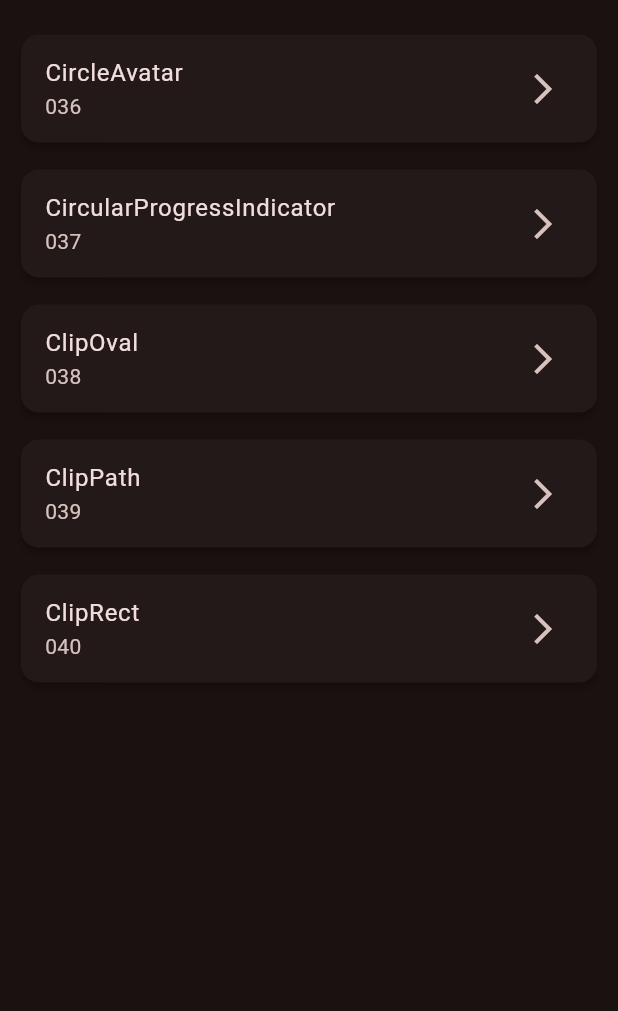
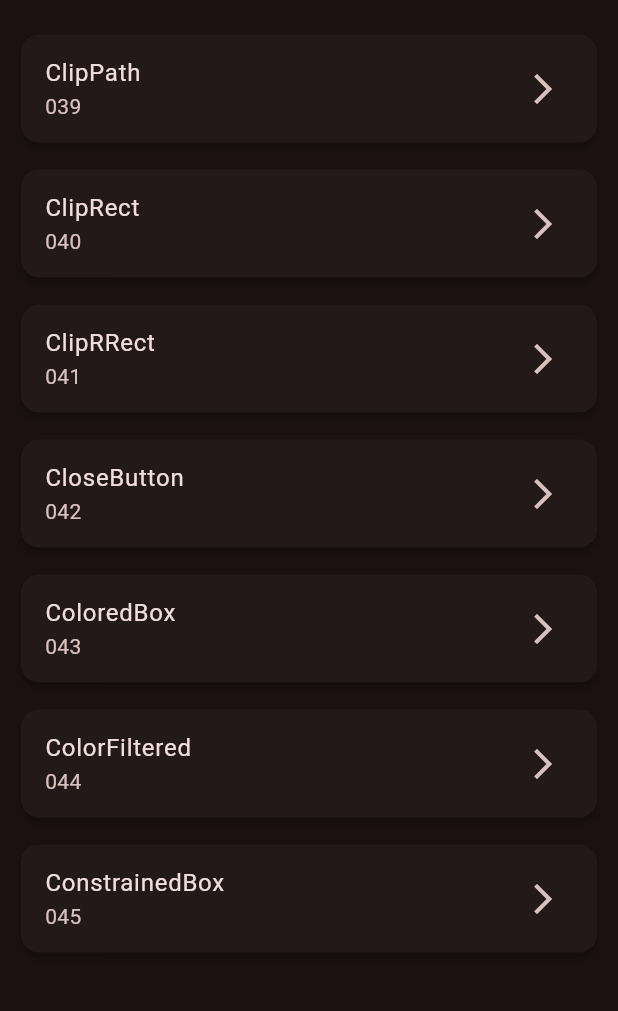
Before and after one commit to marioflutterdev/flutter_widgets, a Flutter app: the screen it shows after launch, on a phone screen of 412 x 824 dp, the part 63-1074 px from its top. Run offline on Flutter 3.47's test engine with Material 3 defaults, Android fonts, the phone set to English and light mode, and no system bars; our stand-ins replace go_router.

Commit message:
FT: Add new widget screens 41-45 and update routing configuration.

```diff
--- a/lib/config/router/app_router.dart
+++ b/lib/config/router/app_router.dart
@@ -172,5 +172,25 @@ final GoRouter router = GoRouter(
       path: '/cliprect',
       builder: (_, __) => Widget040(),
     ),
+    GoRoute(
+      path: '/cliprrect',
+      builder: (_, __) => Widget041(),
+    ),
+    GoRoute(
+      path: '/closebutton',
+      builder: (_, __) => Widget042(),
+    ),
+    GoRoute(
+      path: '/coloredbox',
+      builder: (_, __) => Widget043(),
+    ),
+    GoRoute(
+      path: '/colorfiltered',
+      builder: (_, __) => Widget044(),
+    ),
+    GoRoute(
+      path: '/constrainedbox',
+      builder: (_, __) => Widget045(),
+    ),
   ],
 );
--- a/lib/domain/entites/widget_flutter.dart
+++ b/lib/domain/entites/widget_flutter.dart
@@ -11,7 +11,7 @@ class WidgetFlutter {
 }
 
 final List<WidgetFlutter> widgetFlutter = [
-   /*
+  /*
    WidgetFlutter(
     title: 'AboutDialog',
     type: '001',
@@ -188,7 +188,6 @@ final List<WidgetFlutter> widgetFlutter = [
     type: '035',
     route: '/choicechip',
   ),
-  */
   WidgetFlutter(
     title: 'CircleAvatar',
     type: '036',
@@ -204,6 +203,7 @@ final List<WidgetFlutter> widgetFlutter = [
     type: '038',
     route: '/clipoval',
   ),
+  */
   WidgetFlutter(
     title: 'ClipPath',
     type: '039',
@@ -214,5 +214,29 @@ final List<WidgetFlutter> widgetFlutter = [
     type: '040',
     route: '/cliprect',
   ),
-
+  WidgetFlutter(
+    title: 'ClipRRect',
+    type: '041',
+    route: '/cliprrect',
+  ),
+  WidgetFlutter(
+    title: 'CloseButton',
+    type: '042',
+    route: '/closebutton',
+  ),
+  WidgetFlutter(
+    title: 'ColoredBox',
+    type: '043',
+    route: '/coloredbox',
+  ),
+  WidgetFlutter(
+    title: 'ColorFiltered',
+    type: '044',
+    route: '/colorfiltered',
+  ),
+  WidgetFlutter(
+    title: 'ConstrainedBox',
+    type: '045',
+    route: '/constrainedbox',
+  ),
 ];
--- a/lib/presentation/screens/screens.dart
+++ b/lib/presentation/screens/screens.dart
@@ -43,3 +43,9 @@ export 'widgets/widgets 21 to 40/widget_037.dart';
 export 'widgets/widgets 21 to 40/widget_038.dart';
 export 'widgets/widgets 21 to 40/widget_039.dart';
 export 'widgets/widgets 21 to 40/widget_040.dart';
+
+export 'widgets/widgets 41 to 60/widget_041.dart';
+export 'widgets/widgets 41 to 60/widget_042.dart';
+export 'widgets/widgets 41 to 60/widget_043.dart';
+export 'widgets/widgets 41 to 60/widget_044.dart';
+export 'widgets/widgets 41 to 60/widget_045.dart';
```
Also changed, not shown: lib/presentation/screens/widgets/widgets 41 to 60/widget_041.dart (added, +25 -0 lines), lib/presentation/screens/widgets/widgets 41 to 60/widget_042.dart (added, +22 -0 lines), lib/presentation/screens/widgets/widgets 41 to 60/widget_043.dart (added, +23 -0 lines), lib/presentation/screens/widgets/widgets 41 to 60/widget_044.dart (added, +28 -0 lines), lib/presentation/screens/widgets/widgets 41 to 60/widget_045.dart (added, +26 -0 lines).
